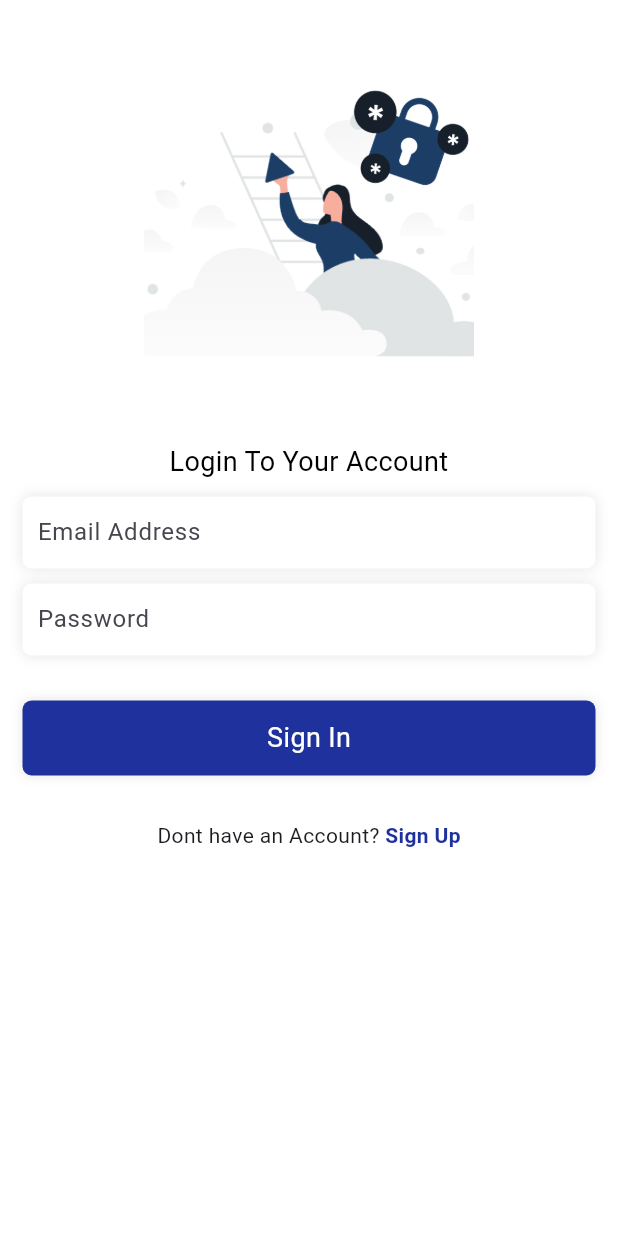
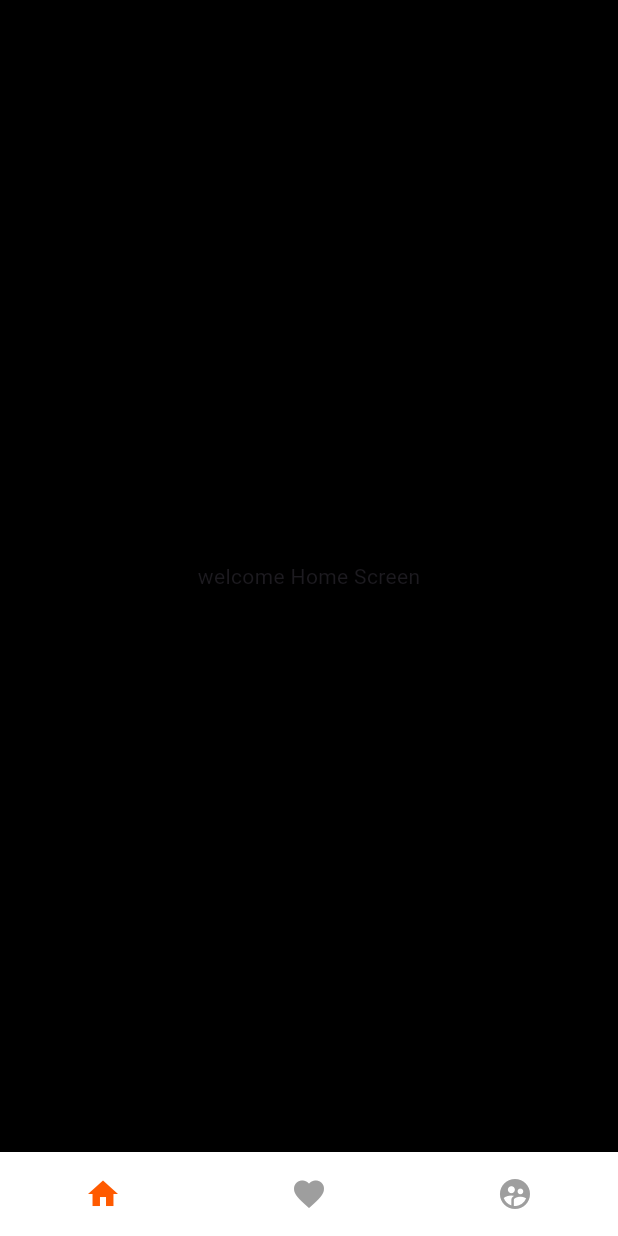
Before and after one commit to engosamamohsen/EcommerceFlutter, a Flutter app: the screen it shows after launch, on a phone screen of 412 x 824 dp. Run offline on Flutter 3.47's test engine with Material 3 defaults, Android fonts, the phone set to English and light mode, and no system bars; our stand-ins replace dio, fluttertoast, hexcolor.

Commit message:
worked in bottombar

```diff
--- a/lib/component/button.global.dart
+++ b/lib/component/button.global.dart
@@ -1,4 +1,4 @@
-import 'package:auth/utils/global.colors.dart';
+import 'package:auth/core/app_color.dart';
 import 'package:flutter/material.dart';
 
 class ButtonGlobal extends StatelessWidget {
--- /dev/null
+++ b/lib/core/app_color.dart
@@ -0,0 +1,9 @@
+import 'package:flutter/material.dart';
+import 'package:hexcolor/hexcolor.dart';
+
+class GlobalColors {
+  //1E9311
+  static Color mainColor = const Color(0xffFF5A00);
+  static HexColor textColor = HexColor("#4F4F4F");
+  static MaterialColor secondaryColor = Colors.grey;
+}
--- a/lib/l10n/intl_en.arb
+++ b/lib/l10n/intl_en.arb
@@ -1,4 +1,7 @@
 {
+    "favourite" : "Favourite",
+    "profile" : "Profile",
+    "home" : "Home",
     "sign_in" : "Sign In",
     "sign_up" : "Sign Up",
     "login" : "Login",
--- a/lib/main.dart
+++ b/lib/main.dart
@@ -1,4 +1,5 @@
 import 'package:auth/generated/l10n.dart';
+import 'package:auth/views/main/main_screen_view.dart';
 import 'package:auth/views/splash/splash.view.dart';
 import 'package:flutter/material.dart';
 import 'package:flutter_localizations/flutter_localizations.dart';
@@ -21,7 +22,9 @@ class MyApp extends StatelessWidget {
       ],
       supportedLocales: S.delegate.supportedLocales,
       debugShowCheckedModeBanner: false,
-      home: const SplashView(),
+      debugShowMaterialGrid: false,
+      theme: ThemeData(useMaterial3: true),
+      home: const MainScreenView(),
     );
   }
 }
--- a/lib/utils/global.colors.dart
+++ /dev/null
@@ -1,8 +0,0 @@
-import 'package:hexcolor/hexcolor.dart';
-
-class GlobalColors {
-  //1E9311
-  static HexColor mainColor = HexColor("#1E319D");
-  static HexColor textColor = HexColor("#4F4F4F");
-  static HexColor secondaryColor = HexColor("#000");
-}
--- /dev/null
+++ b/lib/views/main/home_screen_view.dart
@@ -0,0 +1,15 @@
+import 'package:flutter/material.dart';
+
+class HomeScreen extends StatelessWidget {
+  const HomeScreen({super.key});
+
+  @override
+  Widget build(BuildContext context) {
+    return Scaffold(
+      backgroundColor: Colors.black,
+      body: Center(
+        child: Text("welcome Home Screen"),
+      ),
+    );
+  }
+}
--- /dev/null
+++ b/lib/views/main/main_screen_view.dart
@@ -0,0 +1,51 @@
+import 'package:auth/core/app_color.dart';
+import 'package:auth/generated/l10n.dart';
+import 'package:auth/views/main/home_screen_view.dart';
+import 'package:auth/views/main/profile_screen_view.dart';
+import 'package:auth/views/main/wishlist_screen_view.dart';
+import 'package:flutter/material.dart';
+
+class MainScreenView extends StatefulWidget {
+  const MainScreenView({super.key});
+
+  @override
+  State<MainScreenView> createState() => _MainScreenViewState();
+}
+
+class _MainScreenViewState extends State<MainScreenView> {
+  List items = [HomeScreen(), WishlistScreen(), ProfileScreen()];
+
+  int current_index = 0;
+
+  void onTap(index) {
+    setState(() {
+      current_index = index;
+    });
+  }
+
+  @override
+  Widget build(BuildContext context) {
+    return Scaffold(
+      backgroundColor: Colors.white70,
+      body: items[current_index],
+      bottomNavigationBar: BottomNavigationBar(
+          type: BottomNavigationBarType.fixed,
+          backgroundColor: Colors.white,
+          onTap: onTap,
+          unselectedFontSize: 0,
+          selectedFontSize: 0,
+          currentIndex: current_index,
+          showUnselectedLabels: false,
+          showSelectedLabels: false,
+          selectedItemColor: GlobalColors.mainColor,
+          unselectedItemColor: GlobalColors.secondaryColor,
+          items: const [
+            BottomNavigationBarItem(icon: Icon(Icons.home), label: "home"),
+            BottomNavigationBarItem(
+                icon: Icon(Icons.favorite), label: "favourite"),
+            BottomNavigationBarItem(
+                icon: Icon(Icons.supervised_user_circle), label: "profile"),
+          ]),
+    );
+  }
+}
--- a/lib/views/splash/splash.view.dart
+++ b/lib/views/splash/splash.view.dart
@@ -1,6 +1,6 @@
 import 'dart:async';
 
-import 'package:auth/utils/global.colors.dart';
+import 'package:auth/core/app_color.dart';
 import 'package:auth/views/auth/login.view.dart';
 import 'package:flutter/material.dart';
 
```
Also changed, not shown: lib/bottom_bar/bottom_nav_bar.dart (deleted, +0 -53 lines), lib/core/app_theme.dart (added, +11 -0 lines), lib/views/auth/login.view.dart (+17 -15 lines), lib/views/main/profile_screen_view.dart (added, +15 -0 lines), lib/views/main/wishlist_screen_view.dart (added, +15 -0 lines), lib/generated/intl/messages_en.dart, lib/generated/l10n.dart, pubspec.lock.
